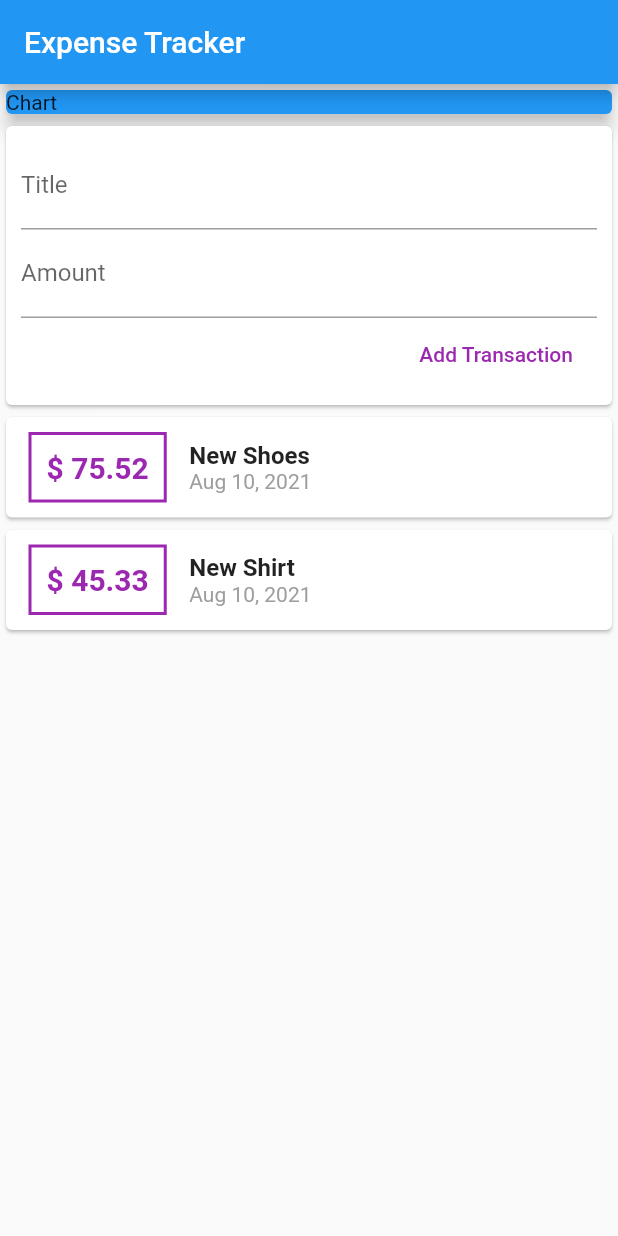
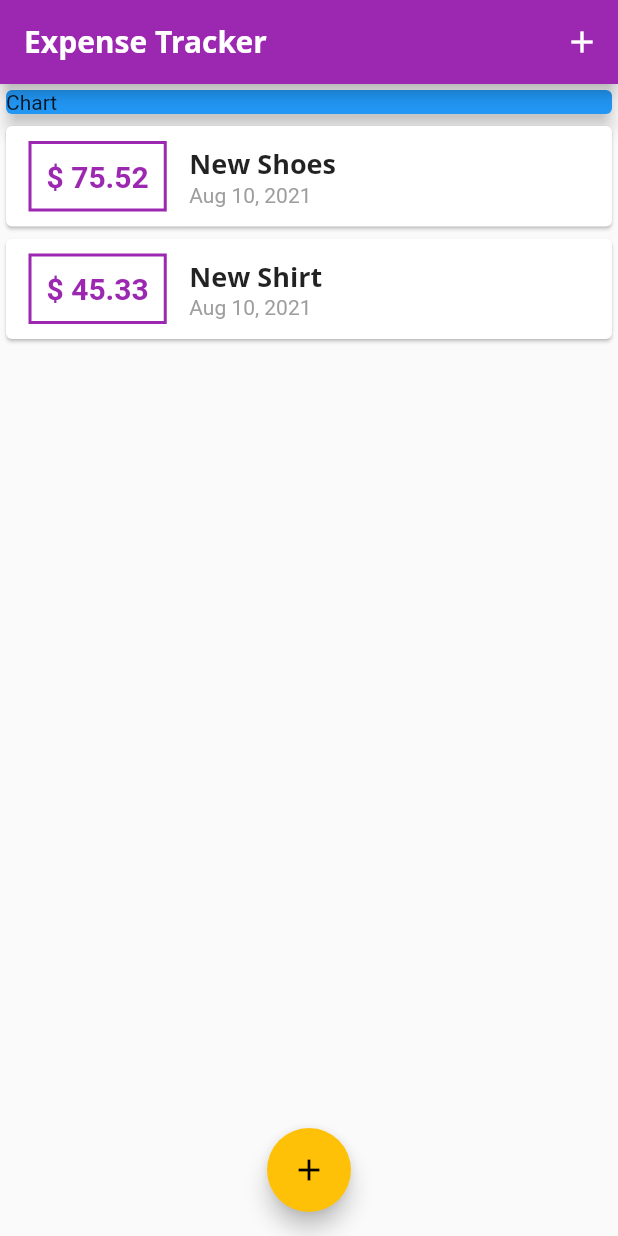
Before and after one commit to gargVader/Expense-Tracker, a Flutter app: the screen it shows after launch, on a phone screen of 412 x 824 dp. Run offline on Flutter 3.47's test engine with Material 2 defaults, Android fonts, the phone set to English and light mode, and no system bars; Roboto replaces fonts that are missing (Open Sans).

```diff
--- a/lib/main.dart
+++ b/lib/main.dart
@@ -1,5 +1,6 @@
 import 'package:expense_tracker/models/Transaction.dart';
-import 'package:expense_tracker/widgets/user_transactions.dart';
+import 'package:expense_tracker/widgets/new_transaction.dart';
+import 'package:expense_tracker/widgets/transaction_list.dart';
 import 'package:flutter/material.dart';
 
 void main() {
@@ -10,25 +11,80 @@ class MyApp extends StatelessWidget {
   @override
   Widget build(BuildContext context) {
     return MaterialApp(
-      title: 'Expense Tracker',
+      title: 'Personal Expenses',
+      theme: ThemeData(
+          primarySwatch: Colors.purple,
+          accentColor: Colors.amber,
+          textTheme: ThemeData.light().textTheme.copyWith(
+                  title: TextStyle(
+                fontFamily: 'OpenSans',
+                fontSize: 18,
+                fontWeight: FontWeight.bold,
+              )),
+          appBarTheme: AppBarTheme(
+              textTheme: ThemeData.light().textTheme.copyWith(
+                      title: TextStyle(
+                    fontFamily: 'OpenSans',
+                    fontSize: 20,
+                    fontWeight: FontWeight.bold,
+                  ))),
+          fontFamily: 'Quicksand'),
       home: MyHomePage(),
     );
   }
 }
 
-class MyHomePage extends StatelessWidget {
-  final List<Transaction> transactions = [
+class MyHomePage extends StatefulWidget {
+  @override
+  _MyHomePageState createState() => _MyHomePageState();
+}
+
+class _MyHomePageState extends State<MyHomePage> {
+  final List<Transaction> _userTransaction = [
     Transaction(
         id: 't1', title: 'New Shoes', amount: 75.52, dateTime: DateTime.now()),
     Transaction(
         id: 't2', title: 'New Shirt', amount: 45.33, dateTime: DateTime.now())
   ];
 
+  void _addNewTransaction(String title, double amount) {
+    final newTransaction = Transaction(
+        id: DateTime.now().toString(),
+        title: title,
+        amount: amount,
+        dateTime: DateTime.now());
+
+    setState(() {
+      _userTransaction.add(newTransaction);
+    });
+  }
+
+  void _openBottomSheet(BuildContext context) {
+    showModalBottomSheet(
+        context: context,
+        builder: (builderContext) {
+          return GestureDetector(
+            onTap: () {},
+            child: NewTransaction(_addNewTransaction),
+            behavior: HitTestBehavior.opaque,
+          );
+        });
+  }
+
   @override
   Widget build(BuildContext context) {
     return Scaffold(
       appBar: AppBar(
-        title: Text('Expense Tracker'),
+        title: Text(
+          'Expense Tracker',
+          style: TextStyle(fontFamily: 'Open Sans'),
+        ),
+        actions: [
+          IconButton(
+            onPressed: () => _openBottomSheet(context),
+            icon: Icon(Icons.add),
+          ),
+        ],
       ),
       body: Column(
         children: [
@@ -40,8 +96,13 @@ class MyHomePage extends StatelessWidget {
             ),
             elevation: 5,
           ),
-          UserTransactions(),
+          TransactionList(_userTransaction),
         ],
+      ),
+      floatingActionButtonLocation: FloatingActionButtonLocation.centerFloat,
+      floatingActionButton: FloatingActionButton(
+        child: Icon(Icons.add),
+        onPressed: () => _openBottomSheet(context),
       ),
     );
   }
--- a/lib/widgets/transaction_list.dart
+++ b/lib/widgets/transaction_list.dart
@@ -24,14 +24,14 @@ class TransactionList extends StatelessWidget {
                     style: TextStyle(
                       fontWeight: FontWeight.bold,
                       fontSize: 20,
-                      color: Colors.purple,
+                      color: Theme.of(context).primaryColor,
                     ),
                   ),
                   margin: EdgeInsets.symmetric(vertical: 10, horizontal: 15),
                   padding: EdgeInsets.all(10),
                   decoration: BoxDecoration(
                     border: Border.all(
-                      color: Colors.purple,
+                      color: Theme.of(context).primaryColor,
                       width: 2,
                     ),
                   ),
@@ -41,10 +41,7 @@ class TransactionList extends StatelessWidget {
                   children: [
                     Text(
                       transaction.title,
-                      style: TextStyle(
-                        fontSize: 16,
-                        fontWeight: FontWeight.bold,
-                      ),
+                      style: Theme.of(context).textTheme.title,
                     ),
                     Text(
                       DateFormat.yMMMd().format(transaction.dateTime),
--- a/lib/widgets/user_transactions.dart
+++ b/lib/widgets/user_transactions.dart
@@ -37,7 +37,6 @@ class _UserTransactionsState extends State<UserTransactions> {
   Widget build(BuildContext context) {
     return Column(
       children: [
-        NewTransaction(_addNewTransaction),
         TransactionList(_userTransaction),
       ],
     );
```
Also changed, not shown: lib/widgets/new_transaction.dart (+19 -8 lines), pubspec.yaml (+26 -18 lines), assets/fonts/OpenSans-Bold.ttf (added), assets/fonts/OpenSans-Regular.ttf (added), assets/fonts/Quicksand-Bold.ttf (added), assets/fonts/Quicksand-Light.ttf (added), assets/fonts/Quicksand-Medium.ttf (added), assets/fonts/Quicksand-Regular.ttf (added).
